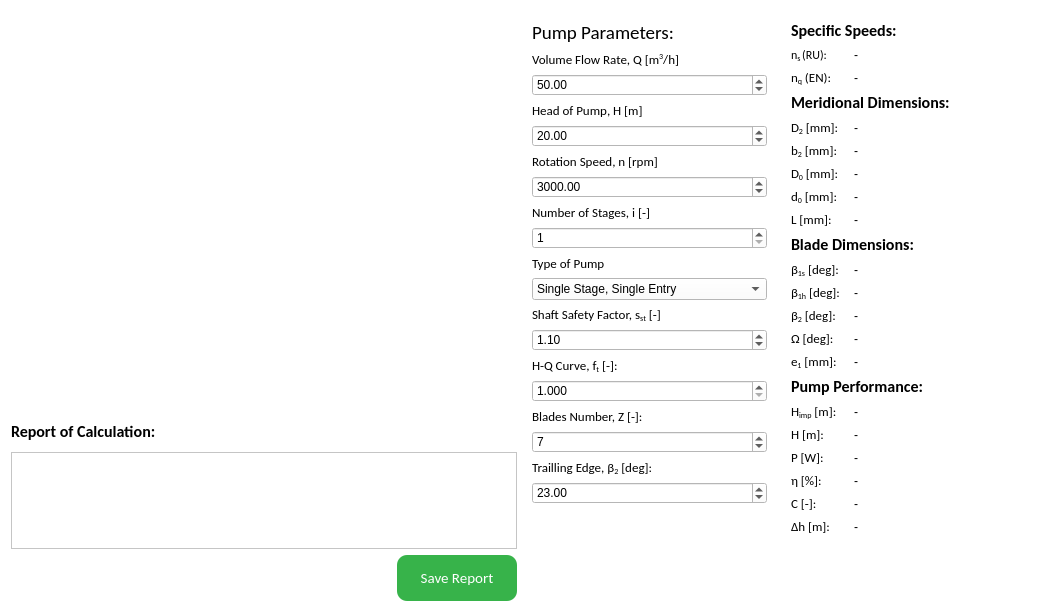
Before: the Qt Designer form src/ui/components/partswidgets/impellerwidget/impellerwidget.ui in 20jeka08/centrifugal-pump-calc, drawn with Qt 5.
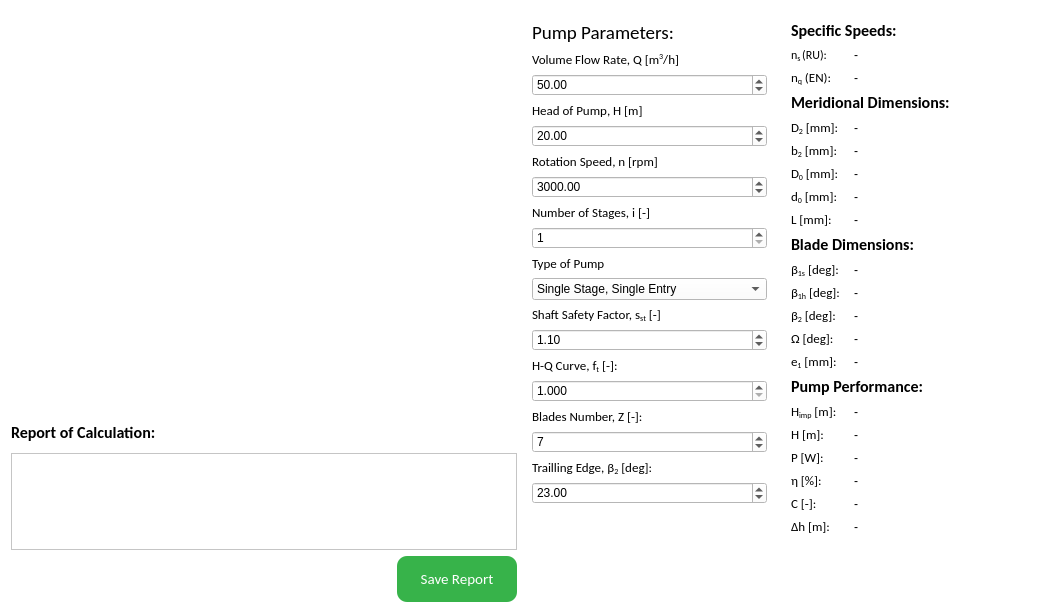
After: the same form once the commit is applied. Icons and pictures are not drawn.

Commit message: changes in structure, some additions in stator vanes widget

```diff
--- a/src/ui/components/partswidgets/impellerwidget/impellerwidget.ui
+++ b/src/ui/components/partswidgets/impellerwidget/impellerwidget.ui
@@ -7,7 +7,7 @@
     <x>0</x>
     <y>0</y>
     <width>1046</width>
-    <height>612</height>
+    <height>613</height>
    </rect>
   </property>
   <property name="windowTitle">
@@ -175,7 +175,7 @@
         <x>0</x>
         <y>0</y>
         <width>253</width>
-        <height>590</height>
+        <height>591</height>
        </rect>
       </property>
       <layout class="QVBoxLayout" name="verticalLayout_4">
```
The commit also changes 3 other files.
